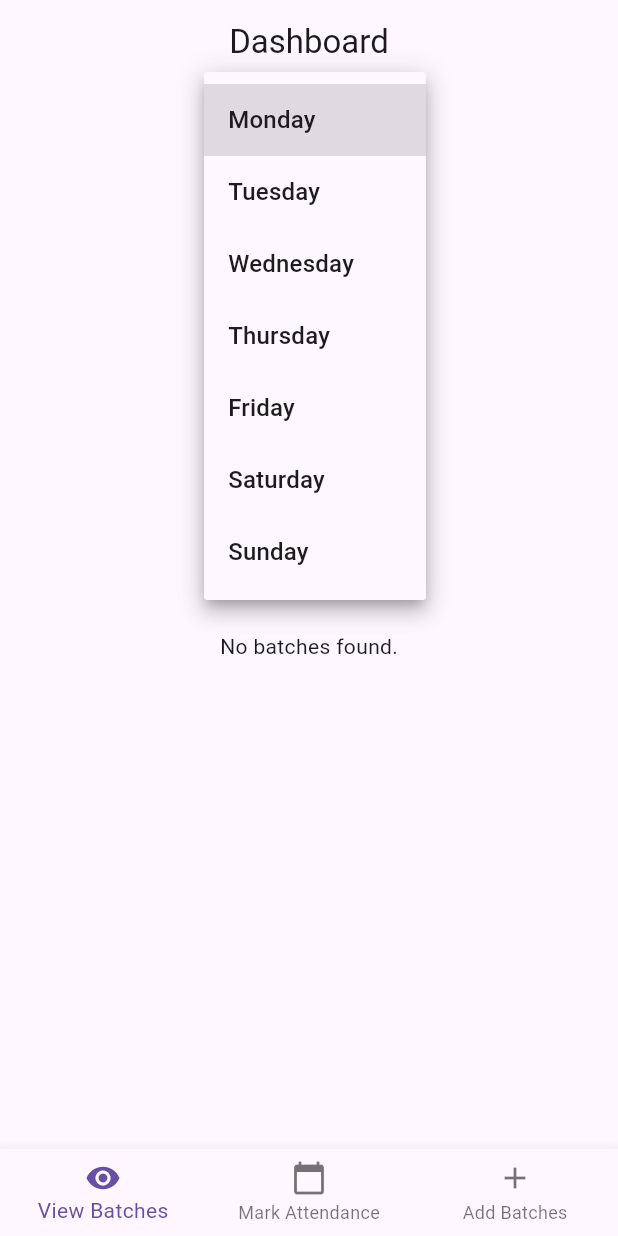
After one commit to SacredNightmare99/Appel, a Flutter app: the screen it shows after launch, after a tap on "Monday", on a phone screen of 412 x 824 dp. The commit adds this screen. Run offline on Flutter 3.47's test engine with Material 3 defaults, Android fonts, the phone set to English and light mode, and no system bars; our stand-ins replace cloud_firestore, firebase_auth, firebase_core, table_calendar; accounts and stored records are empty.

Commit message:
Added a View Batches

```diff
--- a/lib/pages/admin/admin_dashboard_page.dart
+++ b/lib/pages/admin/admin_dashboard_page.dart
@@ -1,6 +1,7 @@
 import 'package:flutter/material.dart';
-import 'package:the_project/pages/admin/utils/attendance_calendar.dart';
-import 'package:the_project/pages/admin/utils/containers.dart';
+import 'package:the_project/pages/admin/containers/attendance_calendar.dart';
+import 'package:the_project/pages/admin/containers/add_batches.dart';
+import 'package:the_project/pages/admin/containers/view_batches.dart';
 
 class AdminDashboardPage extends StatefulWidget {
   const AdminDashboardPage({super.key});
@@ -14,6 +15,7 @@ class _AdminDashboardPageState extends State<AdminDashboardPage> {
   int _selectedIndex = 0;
 
   static const List<Widget> _pages = <Widget>[
+    ViewBatches(),
     AttendanceCalendar(),
     AddBatchContainer()
   ];
@@ -37,6 +39,10 @@ class _AdminDashboardPageState extends State<AdminDashboardPage> {
         onTap: _onItemTapped,
         items: const [
           BottomNavigationBarItem(
+            icon: Icon(Icons.remove_red_eye),
+            label: "View Batches"
+          ),
+          BottomNavigationBarItem(
             icon: Icon(Icons.calendar_today),
             label: "Mark Attendance",
           ),
--- /dev/null
+++ b/lib/pages/admin/containers/view_batches.dart
@@ -0,0 +1,68 @@
+import 'package:flutter/material.dart';
+import 'package:the_project/pages/admin/data/batch.dart';
+import 'package:the_project/pages/admin/utils/dropdowns.dart';
+import 'package:the_project/pages/admin/utils/tiles.dart';
+import 'package:the_project/services/firestore_service.dart';
+
+class ViewBatches extends StatefulWidget {
+  const ViewBatches({super.key});
+
+  @override
+  State<ViewBatches> createState() => _ViewBatchesState();
+}
+
+class _ViewBatchesState extends State<ViewBatches> {
+
+  final FirestoreService firestoreService = FirestoreService();
+
+  String selectedDay = "Monday";
+
+  @override
+  Widget build(BuildContext context) {
+    return Container(
+      width: double.maxFinite,
+      child: Column(
+        mainAxisAlignment: MainAxisAlignment.spaceAround,
+        spacing: 10,
+        children: [
+
+          DayDropdown(selectedDay: selectedDay, onChanged: (value) {
+            setState(() {
+              selectedDay = value!;
+            });
+          }),
+
+          Expanded(
+            child: FutureBuilder<List<Batch>>(
+              future: firestoreService.getBatchesForDay(selectedDay),
+              builder: (context, snapshot) {
+                if (snapshot.connectionState == ConnectionState.waiting) {
+                  return const Center(child: CircularProgressIndicator());
+                } else if (snapshot.hasError) {
+                  return Center(child: Text("Error: ${snapshot.error}"));
+                } else if (!snapshot.hasData || snapshot.data!.isEmpty) {
+                  return const Center(child: Text("No batches found."));
+                }
+
+                final batches = snapshot.data!;
+
+                return SingleChildScrollView(
+                  child: Container(
+                    width: double.maxFinite,
+                    child: Center(
+                      child: Wrap(
+                        runSpacing: 15,
+                        spacing: 15,
+                        children: batches.map((batch) => EditBatchTile(batch: batch)).toList(),
+                      ),
+                    ),
+                  ),
+                );
+              },
+            ),
+          ),
+        ],
+      ),
+    );
+  }
+}
--- a/lib/services/firestore_service.dart
+++ b/lib/services/firestore_service.dart
@@ -9,7 +9,8 @@ class FirestoreService {
 
   String _getWeekdayKey(DateTime date) => DateFormat('E').format(date);
 
-  Future<List<Batch>> getBatchesForDay(DateTime date) async {
+  // Function to retrieve DATE-wise batch-data (Used in marking attendance functionality)
+  Future<List<Batch>> getBatchesForDate(DateTime date) async {
     String dayKey = _getWeekdayKey(date);
     final dayDoc = await dayBatches.doc(dayKey).get();
     final attendanceDoc = await attendance.doc(date.toIso8601String()).get();
@@ -71,6 +72,35 @@ class FirestoreService {
     }).toList();
   }
 
+  // Function to retrieve only DAY-wise batch-data (Used in view_batches.dart)
+  Future<List<Batch>> getBatchesForDay(String weekday) async {
+
+    String dayKey = weekday.substring(0,3);
+
+    final dayDoc = await dayBatches.doc(dayKey).get();
+
+    if (!dayDoc.exists || dayDoc.data() == null) return [];
+
+    final dayData = dayDoc.data() as Map<String, dynamic>;
+    final List<dynamic> batchesData = dayData['batches'] ?? [];
+
+    return batchesData.map((batch) {
+      final String batchName = batch['name'];
+
+      return Batch(
+        name: batchName,
+        timing: batch['timing'],
+        students: (batch['students'] as List<dynamic>).map((s) {
+          final String studentName = s['name'];
+          return Student(
+            name: studentName,
+          );
+        }).toList(),
+      );
+    }).toList();
+  }
+
+  // Function to save/create a new batch for a particular weekday
   Future<void> saveBatchForDay(String day, List<Batch> newBatches) async {
 
     final docRef = dayBatches.doc(day.substring(0, 3));
@@ -99,6 +129,7 @@ class FirestoreService {
     await docRef.set({'batches': updateBatchMaps});
   }
 
+  // Function to save the attendance for students of a batch on a particular date
   Future<void> saveAttendanceForBatch(List<Batch> newBatches, DateTime date) async {
 
     final docRef = attendance.doc(date.toIso8601String());
```
Also changed, not shown: lib/pages/admin/containers/add_batches.dart (renamed from lib/pages/admin/utils/containers.dart, +18 -15 lines), lib/pages/admin/containers/attendance_calendar.dart (renamed from lib/pages/admin/utils/batch_select.dart, +51 -2 lines), lib/pages/admin/utils/attendance_calendar.dart (deleted, +0 -53 lines), lib/pages/admin/utils/batch_tile.dart (deleted, +0 -109 lines), lib/pages/admin/utils/student_tile.dart (deleted, +0 -40 lines), lib/pages/admin/utils/tiles.dart (added, +234 -0 lines).
